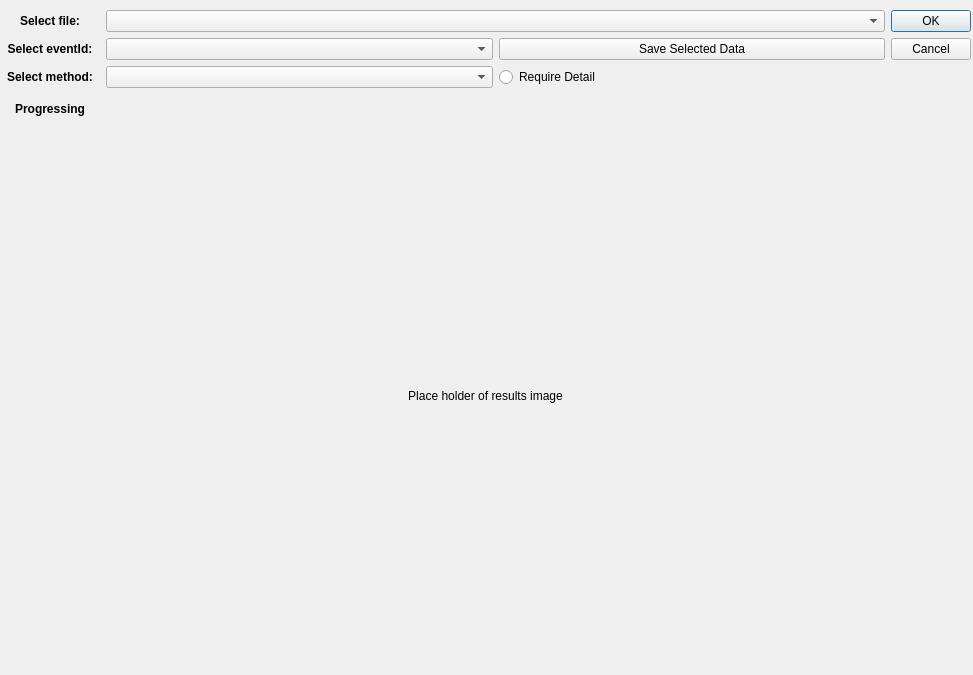
Above: layout/analysis_results.ui from listenzcc/eeg-for-everyone-Qt before the change. Below: the same form after it.
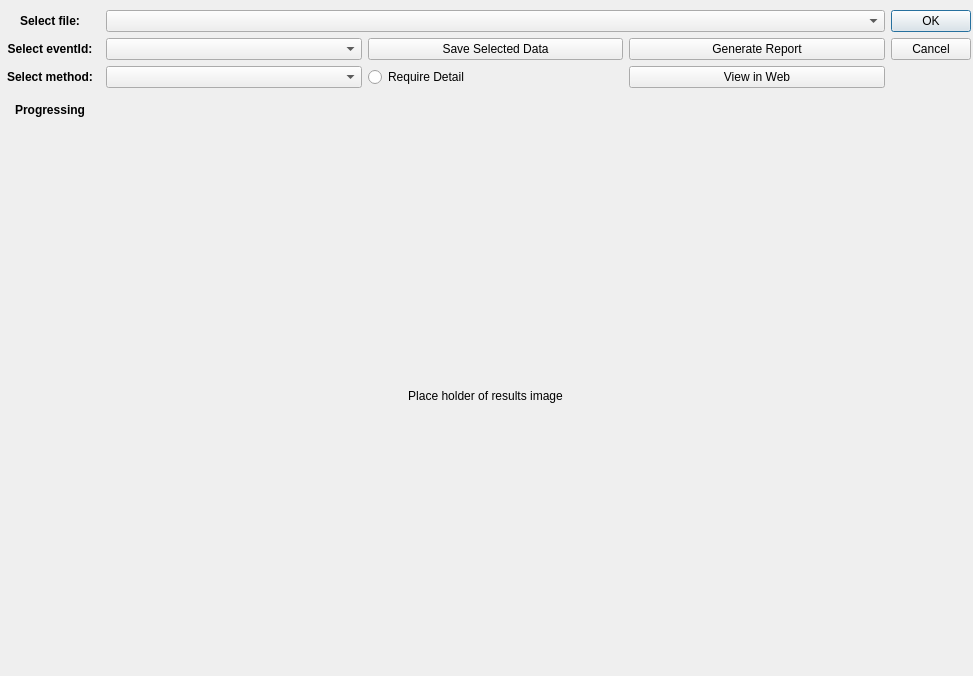
That is the form after the change.

Commit message: Enhance logging in analysis, add buttons for report generation and web view, and adjust dialog dimensions

What changed in the file:
```diff
--- a/layout/analysis_results.ui
+++ b/layout/analysis_results.ui
@@ -7,7 +7,7 @@
     <x>0</x>
     <y>0</y>
     <width>973</width>
-    <height>675</height>
+    <height>676</height>
    </rect>
   </property>
   <property name="windowTitle">
@@ -19,7 +19,7 @@
      <x>0</x>
      <y>10</y>
      <width>971</width>
-     <height>114</height>
+     <height>116</height>
     </rect>
    </property>
    <layout class="QHBoxLayout" name="horizontalLayout">
@@ -122,6 +122,13 @@
           </property>
          </widget>
         </item>
+        <item>
+         <widget class="QPushButton" name="zcc_pushButton_generateReport">
+          <property name="text">
+           <string>Generate Report</string>
+          </property>
+         </widget>
+        </item>
        </layout>
       </item>
       <item>
@@ -175,6 +182,13 @@
           </property>
          </widget>
         </item>
+        <item>
+         <widget class="QPushButton" name="zcc_pushButton_viewInWeb">
+          <property name="text">
+           <string>View in Web</string>
+          </property>
+         </widget>
+        </item>
        </layout>
       </item>
       <item>
```
The commit also changes 5 other files.
